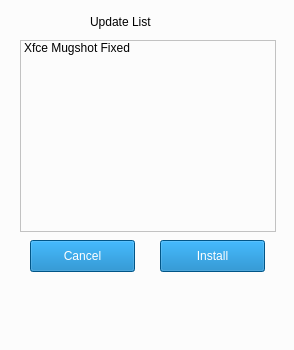
First picture: the form in mainwindow.ui, repository FascodeNet/serenelinux-update-wizard, before the edit.
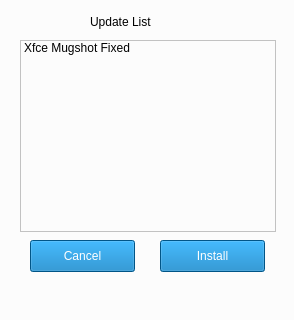
Second picture: the form after the edit.

Patch:
```diff
--- a/mainwindow.ui
+++ b/mainwindow.ui
@@ -7,7 +7,7 @@
     <x>0</x>
     <y>0</y>
     <width>294</width>
-    <height>350</height>
+    <height>320</height>
    </rect>
   </property>
   <property name="windowTitle">
@@ -105,7 +105,6 @@
     </rect>
    </property>
   </widget>
-  <widget class="QStatusBar" name="statusbar"/>
  </widget>
  <resources/>
  <connections/>
```
